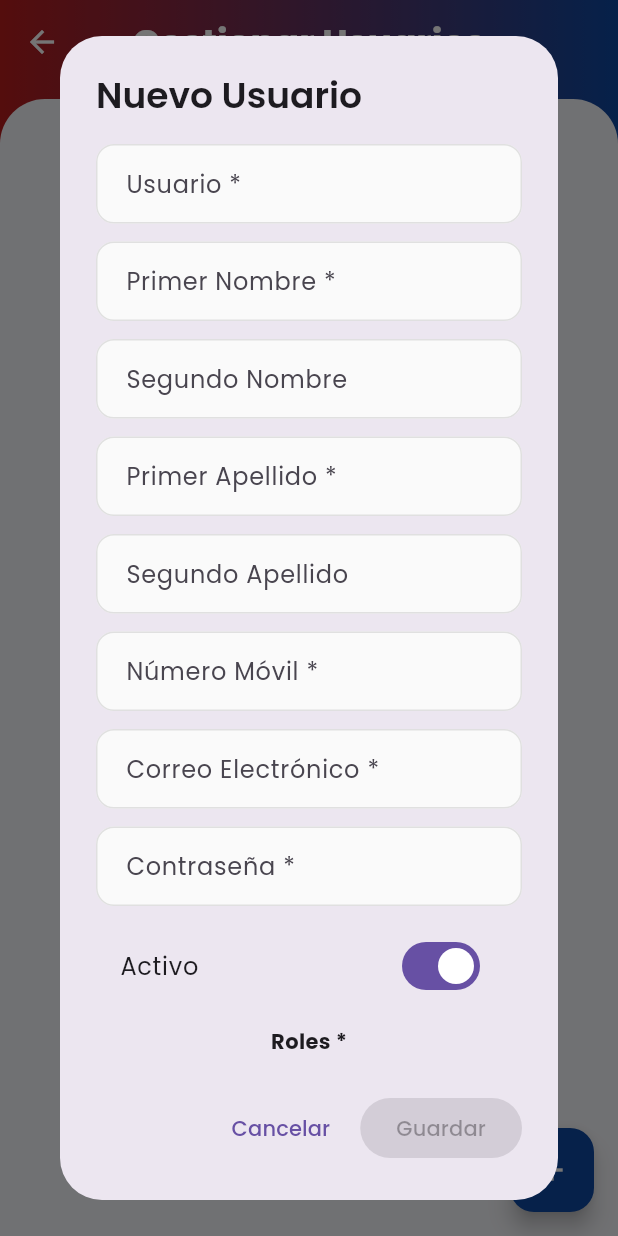
After one commit to calico91/restic-movil, a Flutter app: the UsersView screen opened by its route, after a tap on the "add" icon, on a phone screen of 412 x 824 dp. The commit adds this screen. Run offline on Flutter 3.47's test engine with Material 3 defaults, Android fonts, the phone set to English and light mode, and no system bars; drawn by our look-alikes of reactive_forms; our stand-ins replace flutter_secure_storage, get, google_fonts, lottie; missing offline and left inert: stomp_dart_client; accounts and stored records are empty; network calls fail.

Commit message:
pantalla de usuarios

```diff
--- /dev/null
+++ b/lib/app/data/models/user_model.dart
@@ -0,0 +1,60 @@
+class UserModel {
+  final String? id;
+  final String? username;
+  final String? name;
+  final String? secondName;
+  final String? lastName;
+  final String? secondLastName;
+  final String? mobileNumber;
+  final String? email;
+  final bool isActive;
+  final List<String> roles;
+
+  UserModel({
+    this.id,
+    this.username,
+    this.name,
+    this.secondName,
+    this.lastName,
+    this.secondLastName,
+    this.mobileNumber,
+    this.email,
+    this.isActive = true,
+    this.roles = const [],
+  });
+
+  factory UserModel.fromJson(Map<String, dynamic> json) {
+    return UserModel(
+      id: json['id'],
+      username: json['username'],
+      name: json['name'],
+      secondName: json['secondName'] ?? json['second_name'],
+      lastName: json['lastName'] ?? json['last_name'],
+      secondLastName: json['secondLastName'] ?? json['second_last_name'],
+      mobileNumber: json['mobileNumber'] ?? json['mobile_number'],
+      email: json['email'],
+      isActive: json['active'] ?? json['isActive'] ?? true,
+      roles: json['roles'] != null ? List<String>.from(json['roles']) : [],
+    );
+  }
+
+  Map<String, dynamic> toJson() {
+    return {
+      'id': id,
+      'username': username,
+      'name': name,
+      'secondName': secondName,
+      'lastName': lastName,
+      'secondLastName': secondLastName,
+      'mobileNumber': mobileNumber,
+      'email': email,
+      'active': isActive,
+      'roles': roles,
+    };
+  }
+
+  String get fullName {
+    final parts = [name, secondName, lastName, secondLastName].where((e) => e != null && e.isNotEmpty);
+    return parts.join(' ');
+  }
+}
--- /dev/null
+++ b/lib/app/data/repositories/users_repository.dart
@@ -0,0 +1,58 @@
+import 'package:restic_movil/app/data/http/base_http_client.dart';
+import 'package:restic_movil/app/data/http/url_paths.dart';
+import 'package:restic_movil/app/data/models/login_response.dart';
+import 'package:restic_movil/app/data/models/user_model.dart';
+
+class UsersRepository {
+  final BaseHttpClient _httpClient;
+
+  UsersRepository(this._httpClient);
+
+  Future<List<UserModel>> getUsers() async {
+    final response = await _httpClient.get(UrlPaths.getUsers);
+
+    // The response could be a map wrapping the list or the list itself
+    final List<dynamic> data =
+        response is Map<String, dynamic> && response.containsKey('data')
+        ? response['data']
+        : response;
+
+    return data.map((json) => UserModel.fromJson(json)).toList();
+  }
+
+  Future<List<UserRole>> getRoles() async {
+    final response = await _httpClient.get(UrlPaths.getRoles);
+    final List<dynamic> data =
+        response is Map<String, dynamic> && response.containsKey('data')
+        ? response['data']
+        : response;
+
+    return data.map((json) => UserRole.fromJson(json)).toList();
+  }
+
+  Future<UserModel> createUser(Map<String, dynamic> userData) async {
+    final response = await _httpClient.post(
+      UrlPaths.createUser,
+      body: userData,
+    );
+    final Map<String, dynamic> data =
+        response is Map<String, dynamic> && response.containsKey('data')
+        ? response['data']
+        : response;
+
+    return UserModel.fromJson(data);
+  }
+
+  Future<UserModel> updateUser(String id, Map<String, dynamic> userData) async {
+    final response = await _httpClient.put(
+      '${UrlPaths.updateUser}/$id',
+      body: userData,
+    );
+    final Map<String, dynamic> data =
+        response is Map<String, dynamic> && response.containsKey('data')
+        ? response['data']
+        : response;
+
+    return UserModel.fromJson(data);
+  }
+}
--- a/lib/app/modules/home/views/widgets/custom_drawer.dart
+++ b/lib/app/modules/home/views/widgets/custom_drawer.dart
@@ -20,6 +20,11 @@ class CustomDrawer extends GetView<HomeController> {
                   icon: Icons.person_outline,
                   title: 'Mi Perfil',
                   onTap: () {},
+                ),
+                _buildDrawerItem(
+                  icon: Icons.manage_accounts,
+                  title: 'Usuarios',
+                  onTap: () => Get.toNamed(Routes.USERS),
                 ),
                 _buildDrawerItem(
                   icon: Icons.restaurant_menu,
--- /dev/null
+++ b/lib/app/modules/users/bindings/users_binding.dart
@@ -0,0 +1,13 @@
+import 'package:get/get.dart';
+import 'package:restic_movil/app/data/http/base_http_client.dart';
+import 'package:restic_movil/app/data/repositories/users_repository.dart';
+import '../controllers/users_controller.dart';
+
+class UsersBinding extends Bindings {
+  @override
+  void dependencies() {
+    Get.lazyPut(() => BaseHttpClient());
+    Get.lazyPut(() => UsersRepository(Get.find<BaseHttpClient>()));
+    Get.lazyPut(() => UsersController(Get.find<UsersRepository>()));
+  }
+}
--- /dev/null
+++ b/lib/app/modules/users/controllers/users_controller.dart
@@ -0,0 +1,90 @@
+import 'package:get/get.dart';
+import 'package:restic_movil/app/data/models/login_response.dart';
+import 'package:restic_movil/app/data/models/user_model.dart';
+import 'package:restic_movil/app/data/repositories/users_repository.dart';
+import 'package:restic_movil/core/utils/animations/loading_charging.dart';
+import 'package:restic_movil/core/utils/helpers/exception_handler.dart';
+import 'package:restic_movil/core/utils/modals/modal_info.dart';
+import 'package:restic_movil/core/utils/snackbars/error_snackbar.dart';
+
+class UsersController extends GetxController {
+  final UsersRepository _repository;
+
+  UsersController(this._repository);
+
+  final RxList<UserModel> users = <UserModel>[].obs;
+  final RxList<UserRole> roles = <UserRole>[].obs;
+
+  @override
+  void onReady() {
+    super.onReady();
+    _loadInitialData();
+  }
+
+  /* Carga la lista inicial de usuarios y roles */
+  Future<void> _loadInitialData() async {
+    Get.showOverlay(
+      loadingWidget: const LoadingCharging(),
+      asyncFunction: () async {
+        try {
+          final usersData = await _repository.getUsers();
+          final rolesData = await _repository.getRoles();
+          users.assignAll(usersData);
+          roles.assignAll(rolesData);
+        } catch (e) {
+          final errorMessage = ExceptionHandler.extractMessage(e);
+          Get.showSnackbar(ErrorSnackbar(errorMessage));
+        }
+      },
+    );
+  }
+
+  /* Crea un nuevo usuario y actualiza la lista */
+  Future<void> createUser(Map<String, dynamic> data) async {
+    await Get.showOverlay(
+      loadingWidget: const LoadingCharging(),
+      asyncFunction: () async {
+        try {
+          final newUser = await _repository.createUser(data);
+          users.add(newUser);
+          Get.dialog(
+            ModalInfo(
+              title: 'Éxito',
+              message: 'Usuario creado exitosamente',
+              onClose: () => Get.back(),
+            ),
+          );
+        } catch (e) {
+          final errorMessage = ExceptionHandler.extractMessage(e);
+          Get.showSnackbar(ErrorSnackbar(errorMessage));
+        }
+      },
+    );
+  }
+
+  /* Actualiza un usuario existente y actualiza la lista */
+  Future<void> updateUser(String id, Map<String, dynamic> data) async {
+    await Get.showOverlay(
+      loadingWidget: const LoadingCharging(),
+      asyncFunction: () async {
+        try {
+          final updatedUser = await _repository.updateUser(id, data);
+          final index = users.indexWhere((u) => u.id == id);
+          if (index != -1) {
+            users[index] = updatedUser;
+          }
+          Get.dialog(
+            ModalInfo(
+              title: 'Éxito',
+              message: 'Usuario actualizado exitosamente',
+              onClose: () => Get.back(),
+            ),
+          );
+        } catch (e) {
+          final errorMessage = ExceptionHandler.extractMessage(e);
+          Get.showSnackbar(ErrorSnackbar(errorMessage));
+        }
+      },
+    );
+  }
+}
--- /dev/null
+++ b/lib/app/modules/users/views/users_view.dart
@@ -0,0 +1,106 @@
+import 'package:flutter/material.dart';
+import 'package:get/get.dart';
+import 'package:restic_movil/app/data/models/user_model.dart';
+import 'package:restic_movil/core/utils/widgets/custom_scaffold.dart';
+import '../controllers/users_controller.dart';
+import 'widgets/user_form_dialog.dart';
+
+class UsersView extends GetView<UsersController> {
+  const UsersView({super.key});
+
+  void _showUserForm(BuildContext context, [UserModel? user]) {
+    Get.dialog(
+      UserFormDialog(
+        user: user,
+        roles: controller.roles,
+        onSubmit: (data) {
+          if (user == null) {
+            controller.createUser(data);
+          } else {
+            controller.updateUser(user.id!, data);
+          }
+        },
+      ),
+      barrierDismissible: false,
+    );
+  }
+
+  @override
+  Widget build(BuildContext context) {
+    return CustomScaffold(
+      title: 'Gestionar Usuarios',
+      body: Obx(() {
+        if (controller.users.isEmpty) {
+          return const Center(child: Text('No hay usuarios registrados'));
+        }
+
+        return ListView.builder(
+          padding: const EdgeInsets.all(16),
+          itemCount: controller.users.length,
+          itemBuilder: (context, index) {
+            final user = controller.users[index];
+            return Card(
+              margin: const EdgeInsets.only(bottom: 12),
+              shape: RoundedRectangleBorder(
+                borderRadius: BorderRadius.circular(12),
+              ),
+              child: ListTile(
+                leading: CircleAvatar(
+                  backgroundColor: user.isActive ? Colors.blue : Colors.grey,
+                  child: const Icon(Icons.person, color: Colors.white),
+                ),
+                title: Text(
+                  user.fullName.isNotEmpty
+                      ? user.fullName
+                      : (user.username ?? 'Sin nombre'),
+                  style: const TextStyle(fontWeight: FontWeight.bold),
+                ),
+                subtitle: Column(
+                  crossAxisAlignment: CrossAxisAlignment.start,
+                  children: [
+                    Text(user.email ?? 'Sin correo'),
+                    const SizedBox(height: 4),
+                    Wrap(
+                      spacing: 4,
+                      children: user.roles
+                          .map(
+                            (role) => Container(
+                              padding: const EdgeInsets.symmetric(
+                                horizontal: 6,
+                                vertical: 2,
+                              ),
+                              decoration: BoxDecoration(
+                                color: Colors.blue.withValues(alpha: 0.1),
+                                borderRadius: BorderRadius.circular(8),
+                                border: Border.all(color: Colors.blue),
+                              ),
+                              child: Text(
+                                role,
+                                style: const TextStyle(
+                                  fontSize: 10,
+                                  color: Colors.blue,
+                                ),
+                              ),
+                            ),
+                          )
+                          .toList(),
+                    ),
+                  ],
+                ),
+                trailing: IconButton(
+                  icon: const Icon(Icons.edit, color: Colors.blue),
+                  onPressed: () => _showUserForm(context, user),
+                ),
+              ),
+            );
+          },
+        );
+      }),
+      floatingActionButton: FloatingActionButton(
+        onPressed: () => _showUserForm(context),
+        backgroundColor: Colors.blue[900],
+        child: const Icon(Icons.add, color: Colors.white),
+      ),
+    );
+  }
+}
--- /dev/null
+++ b/lib/app/modules/users/views/widgets/user_form_dialog.dart
@@ -0,0 +1,249 @@
+import 'package:flutter/material.dart';
+import 'package:get/get.dart';
+import 'package:reactive_forms/reactive_forms.dart';
+import 'package:restic_movil/app/data/models/login_response.dart';
+import 'package:restic_movil/app/data/models/user_model.dart';
+import 'package:restic_movil/core/utils/inputs/custom_text_field.dart';
+
+class UserFormDialog extends StatelessWidget {
+  final UserModel? user;
+  final List<UserRole> roles;
+  final Function(Map<String, dynamic>) onSubmit;
+
+  const UserFormDialog({
+    super.key,
+    this.user,
+    required this.roles,
+    required this.onSubmit,
+  });
+
+  @override
+  Widget build(BuildContext context) {
+    final form = FormGroup({
+      'username': FormControl<String>(
+        value: user?.username,
+        validators: [Validators.required, Validators.maxLength(50)],
+      ),
+      'name': FormControl<String>(
+        value: user?.name,
+        validators: [Validators.required, Validators.maxLength(50)],
+      ),
+      'secondName': FormControl<String>(
+        value: user?.secondName,
+        validators: [Validators.maxLength(50)],
+      ),
+      'lastName': FormControl<String>(
+        value: user?.lastName,
+        validators: [Validators.required, Validators.maxLength(50)],
+      ),
+      'secondLastName': FormControl<String>(
+        value: user?.secondLastName,
+        validators: [Validators.maxLength(50)],
+      ),
+      'mobileNumber': FormControl<String>(
+        value: user?.mobileNumber,
+        validators: [Validators.required, Validators.maxLength(20)],
+      ),
+      'email': FormControl<String>(
+        value: user?.email,
+        validators: [
+          Validators.required,
+          Validators.email,
+          Validators.maxLength(80),
+        ],
+      ),
+      'password': FormControl<String>(
+        validators: user == null
+            ? [Validators.required, Validators.minLength(6)]
+            : [Validators.minLength(6)],
+      ),
+      'isActive': FormControl<bool>(
+        value: user?.isActive ?? true,
+        validators: [Validators.required],
+      ),
+      'roles': FormArray<String>(
+        user?.roles.map((r) => FormControl<String>(value: r)).toList() ?? [],
+        validators: [Validators.required, Validators.minLength(1)],
+      ),
+    });
+
+    return ReactiveForm(
+      formGroup: form,
+      child: AlertDialog(
+        title: Text(user == null ? 'Nuevo Usuario' : 'Editar Usuario'),
+        content: SizedBox(
+          width: double.maxFinite,
+          child: SingleChildScrollView(
+            child: Column(
+              mainAxisSize: MainAxisSize.min,
+              children: [
+              CustomReactiveTextField<String>(
+                formControlName: 'username',
+                labelText: 'Usuario *',
+                validationMessages: {
+                  'required': (error) => 'Requerido',
+                  'maxLength': (error) => 'Máximo 50 caracteres',
+                },
+              ),
+              const SizedBox(height: 12),
+              CustomReactiveTextField<String>(
+                formControlName: 'name',
+                labelText: 'Primer Nombre *',
+                validationMessages: {
+                  'required': (error) => 'Requerido',
+                  'maxLength': (error) => 'Máximo 50 caracteres',
+                },
+              ),
+              const SizedBox(height: 12),
+              CustomReactiveTextField<String>(
+                formControlName: 'secondName',
+                labelText: 'Segundo Nombre',
+                validationMessages: {
+                  'maxLength': (error) => 'Máximo 50 caracteres',
+                },
+              ),
+              const SizedBox(height: 12),
+              CustomReactiveTextField<String>(
+                formControlName: 'lastName',
+                labelText: 'Primer Apellido *',
+                validationMessages: {
+                  'required': (error) => 'Requerido',
+                  'maxLength': (error) => 'Máximo 50 caracteres',
+                },
+              ),
+              const SizedBox(height: 12),
+              CustomReactiveTextField<String>(
+                formControlName: 'secondLastName',
+                labelText: 'Segundo Apellido',
+                validationMessages: {
+                  'maxLength': (error) => 'Máximo 50 caracteres',
+                },
+              ),
+              const SizedBox(height: 12),
+              CustomReactiveTextField<String>(
+                formControlName: 'mobileNumber',
+                labelText: 'Número Móvil *',
+                keyboardType: TextInputType.phone,
+                validationMessages: {
+                  'required': (error) => 'Requerido',
+                  'maxLength': (error) => 'Máximo 20 caracteres',
+                },
+              ),
+              const SizedBox(height: 12),
+              CustomReactiveTextField<String>(
+                formControlName: 'email',
+                labelText: 'Correo Electrónico *',
+                keyboardType: TextInputType.emailAddress,
+                validationMessages: {
+                  'required': (error) => 'Requerido',
+                  'email': (error) => 'Formato inválido',
+                  'maxLength': (error) => 'Máximo 80 caracteres',
+                },
+              ),
+              const SizedBox(height: 12),
+              CustomReactiveTextField<String>(
+                formControlName: 'password',
+                labelText: user == null
+                    ? 'Contraseña *'
+                    : 'Contraseña (Opcional)',
+                obscureText: true,
+                validationMessages: {
+                  'required': (error) => 'Requerido',
+                  'minLength': (error) => 'Mínimo 6 caracteres',
+                },
+              ),
+              const SizedBox(height: 12),
+              ReactiveSwitchListTile(
+                formControlName: 'isActive',
+                title: const Text('Activo'),
+              ),
+              const SizedBox(height: 12),
+              const Text(
+                'Roles *',
+                style: TextStyle(fontWeight: FontWeight.bold),
+              ),
+              const SizedBox(height: 8),
+              ReactiveFormArray<String>(
+                formArrayName: 'roles',
+                builder: (context, formArray, child) {
+                  return Column(
+                    children: roles.map((role) {
+                      final isSelected = formArray.controls.any(
+                        (c) => c.value == role.name,
+                      );
+                      return CheckboxListTile(
+                        title: Text(role.name ?? ''),
+                        value: isSelected,
+                        onChanged: (bool? checked) {
+                          if (checked == true) {
+                            formArray.add(
+                              FormControl<String>(value: role.name),
+                            );
+                          } else {
+                            final index = formArray.controls.indexWhere(
+                              (c) => c.value == role.name,
+                            );
+                            if (index != -1) {
+                              formArray.removeAt(index);
+                            }
+                          }
+                          formArray.markAsTouched();
+                        },
+                      );
+                    }).toList(),
+                  );
+                },
+              ),
+              ReactiveFormConsumer(
+                builder: (context, formGroup, child) {
+                  if (formGroup.control('roles').touched &&
+                      formGroup.control('roles').invalid) {
+                    return const Padding(
+                      padding: EdgeInsets.only(top: 8.0),
+                      child: Text(
+                        'Debe seleccionar al menos un rol',
+                        style: TextStyle(color: Colors.red, fontSize: 12),
+                      ),
+                    );
+                  }
+                  return const SizedBox.shrink();
+                },
+              ),
+            ],
+          ),
+        ),
+      ),
+      actions: [
+        TextButton(onPressed: () => Get.back(), child: const Text('Cancelar')),
+        ReactiveFormConsumer(
+          builder: (context, formGroup, child) {
+            return ElevatedButton(
+              onPressed: formGroup.valid
+                  ? () {
+                      final data = Map<String, dynamic>.from(formGroup.value);
+
+                      // Remove password if it is empty (only possible on updates)
+                      if (data['password'] == null ||
+                          (data['password'] as String).isEmpty) {
+                        data.remove('password');
+                      }
+
+                      // Transform FormArray to Set/List
+                      final rolesData =
+                          formGroup.control('roles').value as List?;
+                      data['roles'] =
+                          rolesData?.whereType<String>().toList() ?? [];
+
+                      Get.back();
+                      onSubmit(data);
+                    }
+                  : null,
+              child: const Text('Guardar'),
+            );
+          },
+        ),
+      ],
+    ),
+   );
+  }
+}
--- a/lib/app/routes/app_pages.dart
+++ b/lib/app/routes/app_pages.dart
@@ -16,6 +16,8 @@ import '../modules/customers/views/customer_view.dart';
 import '../modules/customers/views/customer_form_view.dart';
 import '../modules/menu/bindings/menu_binding.dart';
 import '../modules/menu/views/menu_view.dart';
+import '../modules/users/bindings/users_binding.dart';
+import '../modules/users/views/users_view.dart';
 import 'app_routes.dart';
 
 class AppPages {
@@ -26,6 +28,11 @@ class AppPages {
       name: Routes.MENU,
       page: () => const MenuView(),
       binding: MenuBinding(),
+    ),
+    GetPage(
+      name: Routes.USERS,
+      page: () => const UsersView(),
+      binding: UsersBinding(),
     ),
     GetPage(
       name: Routes.LOGIN,
--- a/lib/app/routes/app_routes.dart
+++ b/lib/app/routes/app_routes.dart
@@ -2,6 +2,7 @@ abstract class Routes {
   static const LOGIN = '/login';
   static const HOME = '/home';
   static const MENU = '/menu';
+  static const USERS = '/users';
   static const TAKE_ORDER = '/take-order';
   static const OPEN_SHIFT = '/cash-register/open-shift';
   static const CLOSE_SHIFT = '/cash-register/close-shift';
```
Also changed, not shown: lib/app/data/http/url_paths.dart (+7 -1 lines).
